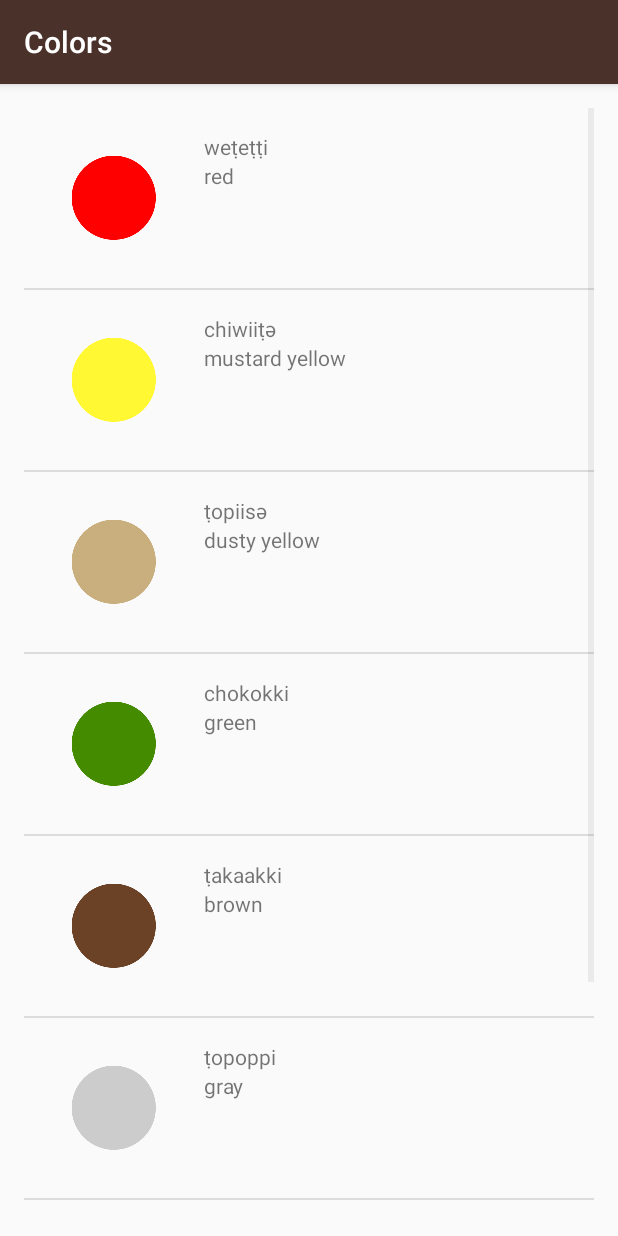
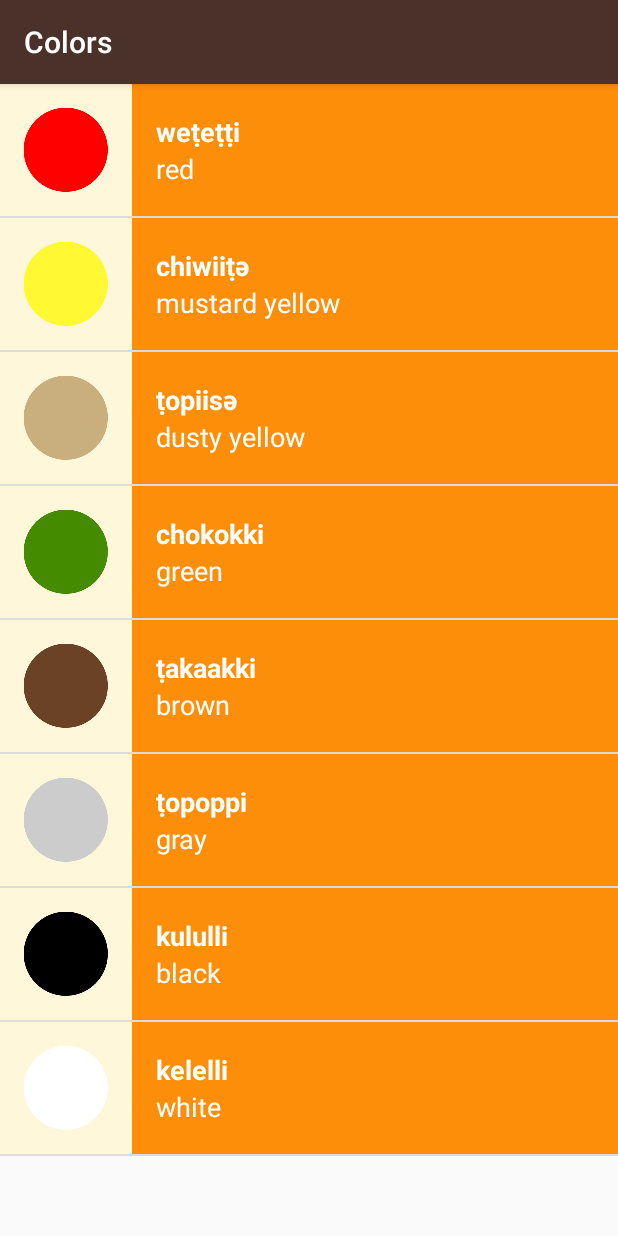
Before and after one commit to sooshin/Udacity-ud839-Miwok, an Android app: the ColorsActivity screen opened directly, with no data from a screen before it, on a phone screen of 412 x 824 dp. Run offline under Robolectric (Android 15) with nearby library versions, the phone set to English and light mode, and no system bars.

Commit message:
Add visual polish

```diff
--- a/app/src/main/res/layout/list_item.xml
+++ b/app/src/main/res/layout/list_item.xml
@@ -1,35 +1,45 @@
-<?xml version="1.0" encoding="utf-8"?>
-
+<?xml version="1.0" encoding="utf-8"?><!-- Layout for a single list item -->
 <LinearLayout xmlns:android="http://schemas.android.com/apk/res/android"
     xmlns:tools="http://schemas.android.com/tools"
     android:layout_width="match_parent"
     android:layout_height="wrap_content"
-    android:orientation="horizontal"
-    android:padding="16dp">
+    android:background="@color/tan_background"
+    android:minHeight="@dimen/list_item_height"
+    android:orientation="horizontal">
 
     <ImageView
         android:id="@+id/image"
-        android:layout_width="wrap_content"
-        android:layout_height="wrap_content"
-        android:src="@mipmap/ic_launcher" />
+        android:layout_width="@dimen/list_item_height"
+        android:layout_height="@dimen/list_item_height" />
 
     <LinearLayout
         android:id="@+id/text_container"
         android:layout_width="match_parent"
         android:layout_height="match_parent"
+        android:background="@color/category_numbers"
         android:orientation="vertical"
         android:paddingLeft="16dp">
 
         <TextView
             android:id="@+id/miwok_text_view"
             android:layout_width="match_parent"
-            android:layout_height="wrap_content"
+            android:layout_height="0dp"
+            android:layout_weight="1"
+            android:gravity="bottom"
+            android:textAppearance="?android:textAppearanceMedium"
+            android:textColor="@android:color/white"
+            android:textStyle="bold"
+
             tools:text="lutti" />
 
         <TextView
             android:id="@+id/default_text_view"
             android:layout_width="match_parent"
-            android:layout_height="wrap_content"
+            android:layout_height="0dp"
+            android:layout_weight="1"
+            android:gravity="top"
+            android:textAppearance="?android:textAppearanceMedium"
+            android:textColor="@android:color/white"
             tools:text="one" />
 
     </LinearLayout>
--- a/app/src/main/res/layout/word_list.xml
+++ b/app/src/main/res/layout/word_list.xml
@@ -4,8 +4,4 @@ xmlns:tools="http://schemas.android.com/tools"
 android:id="@+id/list"
 android:orientation="vertical"
 android:layout_width="match_parent"
-android:layout_height="match_parent"
-android:paddingBottom="@dimen/activity_vertical_margin"
-android:paddingLeft="@dimen/activity_horizontal_margin"
-android:paddingRight="@dimen/activity_horizontal_margin"
-android:paddingTop="@dimen/activity_vertical_margin" />
+android:layout_height="match_parent" />
--- a/app/src/main/res/values/dimens.xml
+++ b/app/src/main/res/values/dimens.xml
@@ -16,6 +16,4 @@
     <!-- Height of each list item -->
     <dimen name="list_item_height">88dp</dimen>
     <!-- Default screen margins, per the Android Design guidelines. -->
-    <dimen name="activity_horizontal_margin">16dp</dimen>
-    <dimen name="activity_vertical_margin">16dp</dimen>
 </resources>
```
